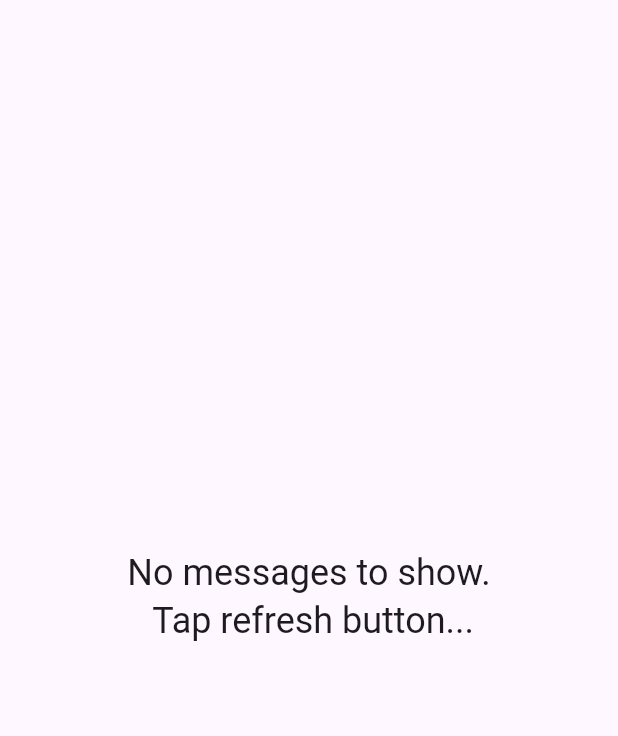
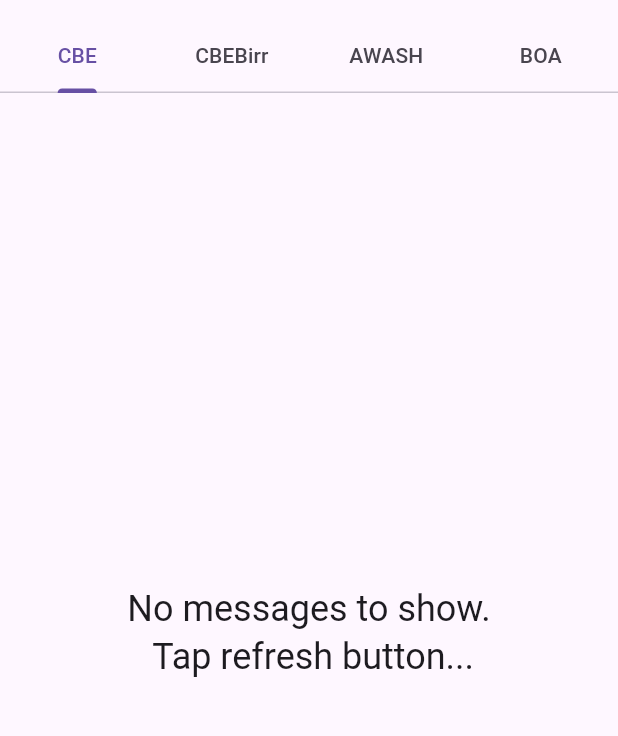
Before and after one commit to daveragos/cbe_analyzer, a Flutter app: the screen it shows after launch, on a phone screen of 412 x 824 dp, the part 63-799 px from its top. Run offline on Flutter 3.47's test engine with Material 3 defaults, Android fonts, the phone set to English and light mode, and no system bars; our stand-ins replace fl_chart, permission_handler, shared_preferences; missing offline and left inert: flutter_sms_inbox.

Commit message:
added different banks

```diff
--- a/lib/messages_list_page.dart
+++ b/lib/messages_list_page.dart
@@ -1,3 +1,6 @@
+// ignore_for_file: non_constant_identifier_names
+
+import 'package:cbe_analyzer/bar_chart.dart';
 import 'package:flutter/material.dart';
 import 'package:flutter_sms_inbox/flutter_sms_inbox.dart';
 import 'sms_helper.dart';
@@ -11,7 +14,10 @@
 }
 
 class _MessageListState extends State<MessageList> {
-  List<SmsMessage> _messages = [];
+  List<SmsMessage> _CBEmessages = [];
+  List<SmsMessage> _CBEBirrmessages = [];
+  List<SmsMessage> _AwashBankmessages = [];
+  List<SmsMessage> _BOAmessages = [];
 
   @override
   void initState() {
@@ -20,27 +26,89 @@
   }
 
   Future<void> _fetchMessages() async {
-    final messages = await fetchSmsMessages();
-    debugPrint('sms inbox messages: ${messages.length}');
-    setState(() {
-      _messages = messages.reversed.toList();
-    });
+    _CBEmessages = await fetchSmsMessages(bank: 'CBE');
+    _CBEBirrmessages = await fetchSmsMessages(bank: 'CBEBirr');
+    _AwashBankmessages = await fetchSmsMessages(bank: 'Awash Bank');
+    _BOAmessages = await fetchSmsMessages(bank: 'BOA');
+    setState(() {});
   }
 
   @override
   Widget build(BuildContext context) {
-    return Scaffold(
+    return DefaultTabController(
+      length: 4,
+      child: Scaffold(
         appBar: AppBar(
+          bottom: const TabBar(
+            tabs: [
+              Tab(text: 'CBE'),
+              Tab(text: 'CBEBirr'),
+              Tab(text: 'AWASH'),
+              Tab(text: 'BOA'),
+            ],
+          ),
           title: const Text('CBE Analyzer'),
         ),
-      body: Container(
+        body: TabBarView(
+          children: [
+            BankChart(messages: _CBEmessages),
+            BankChart(messages: _CBEBirrmessages),
+            BankChart(messages: _AwashBankmessages),
+            BankChart(messages: _BOAmessages),
+          ],
+        ),
+      ),
+    );
+  }
+}
+
+class BankChart extends StatelessWidget {
+  const BankChart({
+    super.key,
+    required List<SmsMessage> messages,
+  }) : _messages = messages;
+
+  final List<SmsMessage> _messages;
+
+  @override
+  Widget build(BuildContext context) {
+    return Container(
       padding: const EdgeInsets.all(10.0),
       child: _messages.isNotEmpty
           ? Column(
               crossAxisAlignment: CrossAxisAlignment.stretch,
               children: [
                 // Expanded(
-                  //   child: MessagesListView(messages: _messages),
+                //   child: AmountBarChart(messages: _messages),
+                // ),
+                Expanded(
+                  child: AmountChart(
+                      messages: _messages, bank: _messages[0].address!),
+                ),
+              ],
+            )
+          : Center(
+              child: Text(
+                'No messages to show.\n Tap refresh button...',
+                style: Theme.of(context).textTheme.headlineSmall,
+                textAlign: TextAlign.center,
+              ),
+            ),
+    );
+  }
+}
+
+
+
+/*
+Container(
+          padding: const EdgeInsets.all(10.0),
+          child: _messages.isNotEmpty
+              ? Column(
+                  crossAxisAlignment: CrossAxisAlignment.stretch,
+                  children: [
+                    // Expanded(
+                    //   child: AmountBarChart(messages: _messages),
                     // ),
                     Expanded(
                       child: AmountChart(messages: _messages),
@@ -54,7 +122,5 @@
                     textAlign: TextAlign.center,
                   ),
                 ),
-      ),
-    );
-  }
-}
+        )
+*/
```
Also changed, not shown: lib/amount_chart.dart (+31 -18 lines), lib/bar_chart.dart (added, +122 -0 lines), lib/sms_helper.dart (+23 -3 lines). Lines whose indentation alone changed are shown as unchanged.
